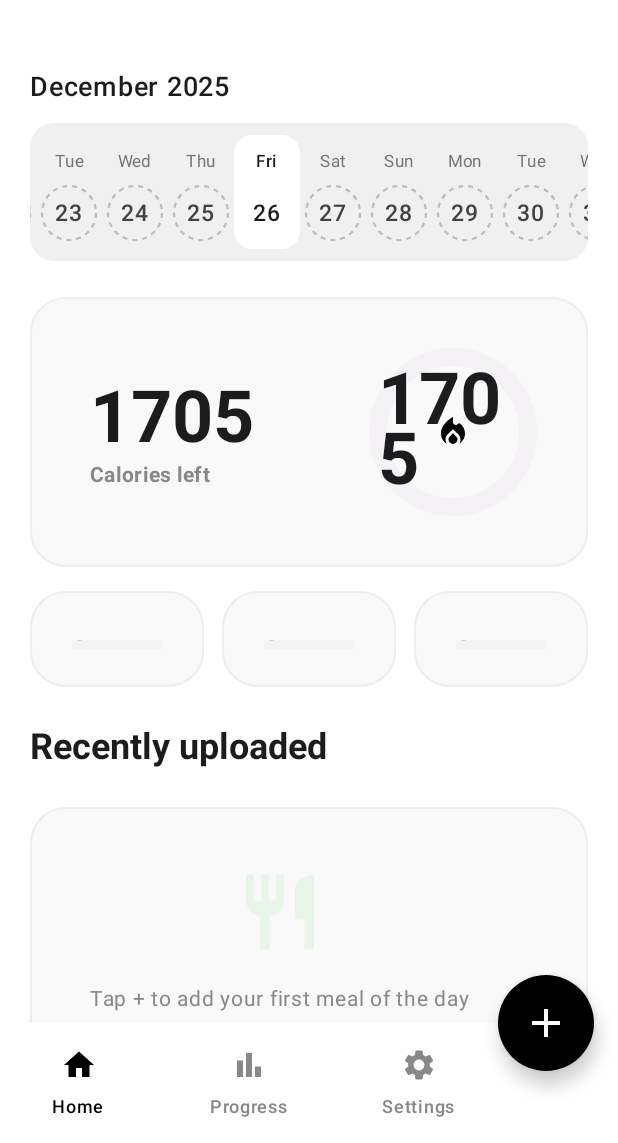
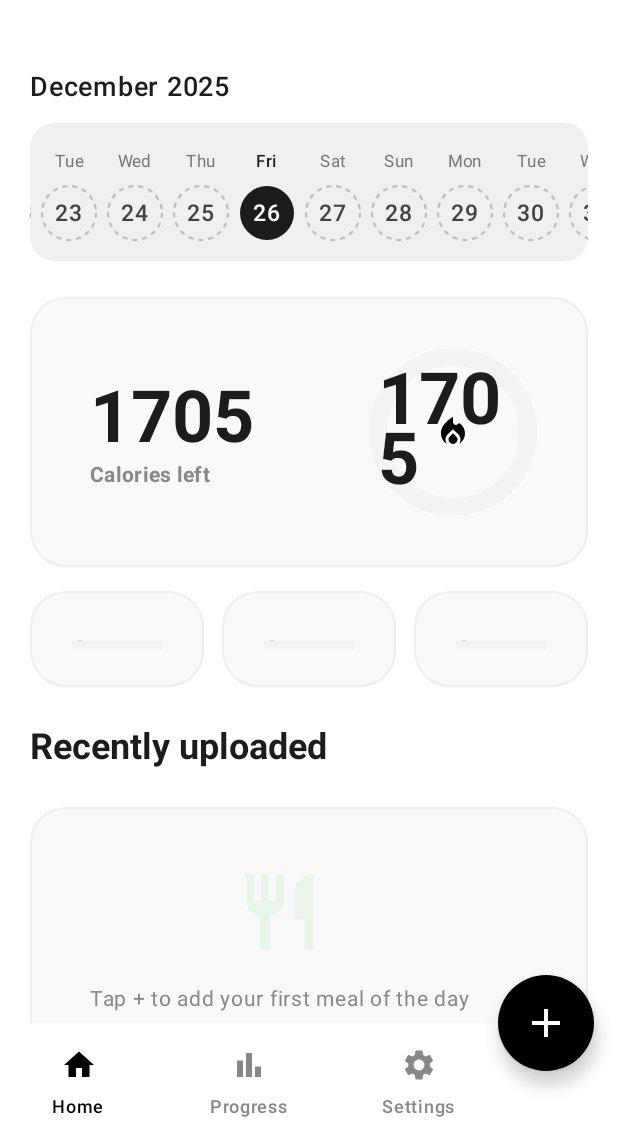
Before and after one commit to isaacmuigai-dev/CalView, an Android app built with Jetpack Compose: the MainTabs screen opened through its navigation route, on a phone screen of 412 x 824 dp, the part 93-1236 px from its top. Run offline under Robolectric (Android 15) with nearby library versions, the phone set to English and light mode, and no system bars; our stand-ins replace Dagger/Hilt's generated code, Room's generated code.

Commit message:
feat: Match calendar design to reference image
- Selected date: dark filled circle (#1C1C1E) with white text
- Date with logs: coral solid circle border
- Date without logs: gray dashed circle border
- Removed white rounded rectangle from selected state
- 7 dates visible at once, touch scrollable

```diff
--- a/feature-dashboard/src/main/java/com/example/calview/feature/dashboard/DashboardScreen.kt
+++ b/feature-dashboard/src/main/java/com/example/calview/feature/dashboard/DashboardScreen.kt
@@ -431,23 +431,15 @@ private fun DateItem(
     // Colors matching reference image
     val coralColor = Color(0xFFE57373) // Coral/salmon for dates with logs
     val grayColor = Color(0xFFBDBDBD) // Gray for dashed circles
+    val selectedBgColor = Color(0xFF1C1C1E) // Dark background for selected date
 
-    // Calculate width to fit 7 items on screen (~48.dp per item)
+    // Calculate width to fit 7 items on screen (~44.dp per item)
     Column(
         horizontalAlignment = Alignment.CenterHorizontally,
         modifier = Modifier
             .width(44.dp)
             .clickable { onClick() }
-            .then(
-                if (isSelected) {
-                    // White rounded rectangle background for selected date
-                    Modifier
-                        .background(Color.White, RoundedCornerShape(12.dp))
-                        .padding(vertical = 6.dp)
-                } else {
-                    Modifier.padding(vertical = 6.dp)
-                }
-            )
+            .padding(vertical = 6.dp)
     ) {
         // Day name (Sun, Mon, etc.)
         Text(
@@ -466,8 +458,8 @@ private fun DateItem(
                 .then(
                     when {
                         isSelected -> {
-                            // Selected: just show the number, the white background is on parent
-                            Modifier
+                            // Selected: dark filled circle background
+                            Modifier.background(selectedBgColor, CircleShape)
                         }
                         hasMeals -> {
                             // Has meals: solid coral circle border
@@ -502,8 +494,8 @@ private fun DateItem(
                 fontSize = 15.sp,
                 fontWeight = FontWeight.Medium,
                 color = when {
+                    isSelected -> Color.White // White text on dark background
                     hasMeals -> coralColor
-                    isSelected -> Color(0xFF1C1C1E)
                     else -> Color(0xFF424242)
                 }
             )
```
